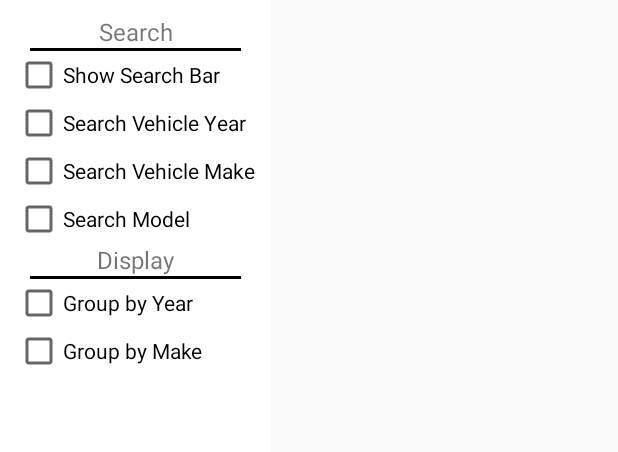
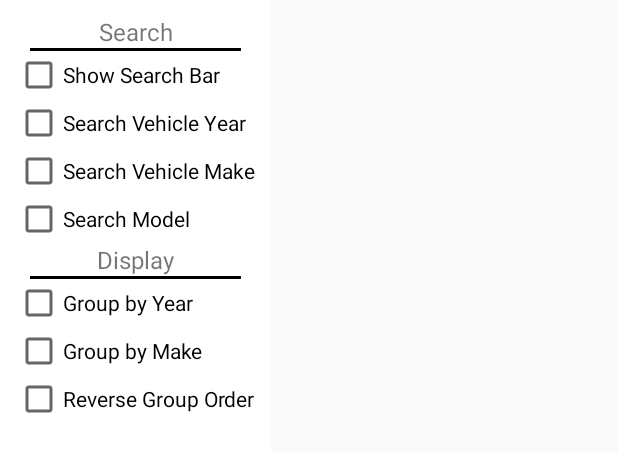
Before and after one commit to Teagan42/BlinkerCarBrowser, an Android app: the layout drawer_search_options.xml on its own in the app's theme, with its tools: preview values and no code run, on a phone screen of 412 x 824 dp. Shown: the top 452 px of the screen. Run offline under Robolectric (Android 15) with nearby library versions, the phone set to English and light mode, and no system bars.

Commit message:
Extra grouping options

```diff
--- a/app/src/main/res/layout/drawer_search_options.xml
+++ b/app/src/main/res/layout/drawer_search_options.xml
@@ -113,6 +113,15 @@
             app:layout_constraintStart_toStartOf="parent"
             app:layout_constraintTop_toBottomOf="@+id/group_by_year" />
 
+        <CheckBox
+            android:id="@+id/reverse_groups"
+            android:layout_width="wrap_content"
+            android:layout_height="wrap_content"
+            android:checked="@={vm.reverseGroups}"
+            android:text="@string/reverse_group_order"
+            app:layout_constraintStart_toStartOf="parent"
+            app:layout_constraintTop_toBottomOf="@+id/group_by_make" />
+
     </android.support.constraint.ConstraintLayout>
 
 </layout>
--- a/app/src/main/res/values/strings.xml
+++ b/app/src/main/res/values/strings.xml
@@ -17,4 +17,5 @@
     <string name="group_by_year">Group by Year</string>
     <string name="more_details">More Details</string>
     <string name="group_by_make">Group by Make</string>
+    <string name="reverse_group_order">Reverse Group Order</string>
 </resources>
```
Also changed, not shown: app/src/main/java/rocks/teagantotally/blinkercarbrowser/ui/vms/SearchOptionsVM.java (+18 -0 lines), app/src/main/java/rocks/teagantotally/blinkercarbrowser/ui/vms/VehicleListVM.java (+4 -3 lines).
